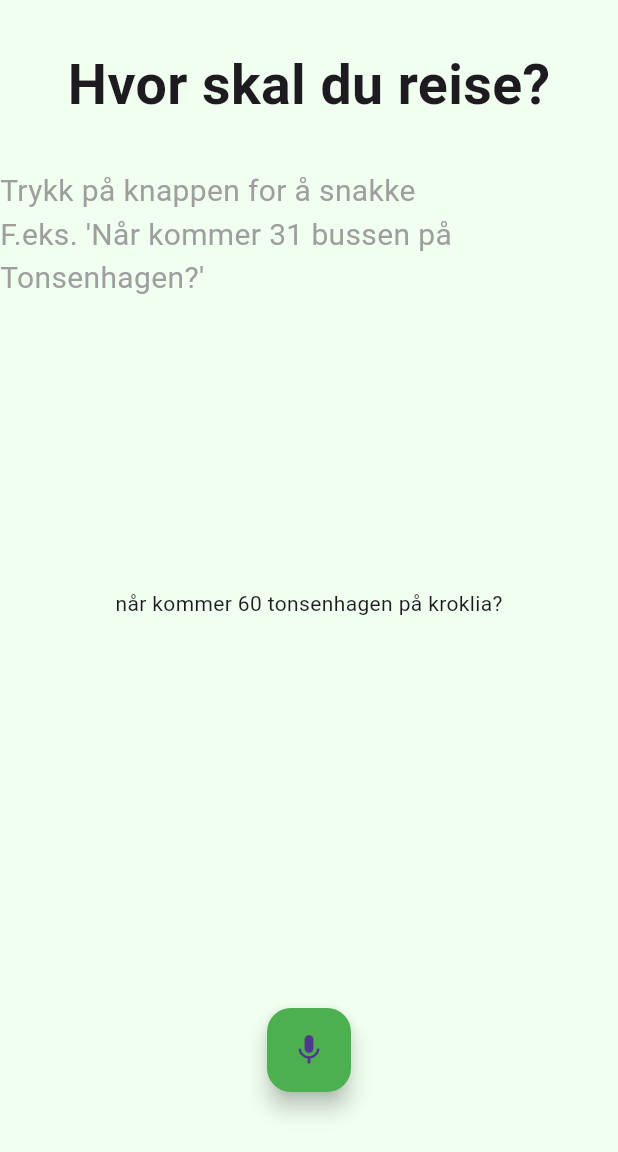
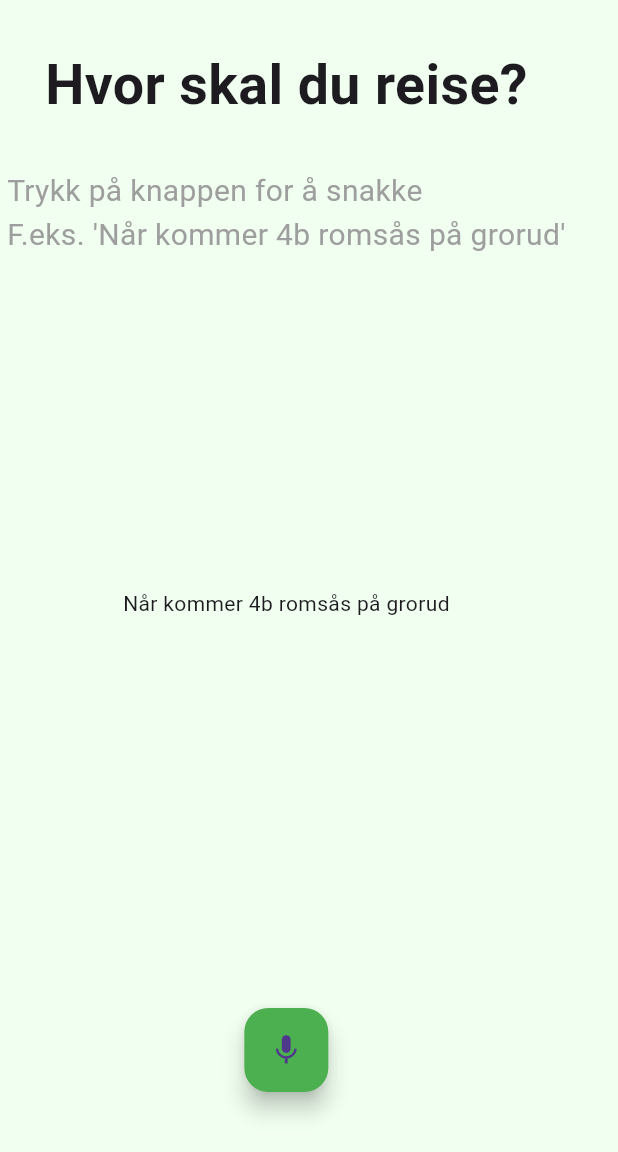
Before and after one commit to chipzymango/avgangsoppleser, a Flutter app: the screen it shows after launch, after a tap on the "mic none" icon, on a phone screen of 412 x 824 dp, the part 84-1236 px from its top. Run offline on Flutter 3.47's test engine with Material 3 defaults, Android fonts, the phone set to English and light mode, and no system bars; our stand-ins replace flutter_tts, speech_to_text; missing offline and left inert: nlp.

Commit message:
accept alphanumeric route codes such as '4B Romsås' or '80E Åsbråten'

```diff
--- a/lib/main.dart
+++ b/lib/main.dart
@@ -35,7 +35,7 @@ class SpeechScreen extends StatefulWidget {
 class _SpeechScreenState extends State<SpeechScreen> {
   late stt.SpeechToText _speech;
   bool _isListening = false;
-  String _text = "når kommer 60 tonsenhagen på kroklia?";
+  String _text = "Når kommer 4b romsås på grorud";
 
   FlutterTts _flutterTts = FlutterTts();
   Map? _currentVoice;
@@ -56,7 +56,7 @@ class _SpeechScreenState extends State<SpeechScreen> {
         _voices =
         _voices.where((_voice) => _voice["name"].contains("no")).toList();
       setState(() {
-        _currentVoice = _voices[_voices.length-2];
+        _currentVoice = _voices[_voices.length];
         setVoice(_currentVoice!);
       });
 
@@ -97,7 +97,7 @@ class _SpeechScreenState extends State<SpeechScreen> {
           Expanded(
             child: Container(
               child: const Text(
-                "Trykk på knappen for å snakke\nF.eks. 'Når kommer 31 bussen på Tonsenhagen?'",
+                "Trykk på knappen for å snakke\nF.eks. 'Når kommer 4b romsås på grorud'",
                 style: TextStyle(
                   fontSize: 20,
                   color: Colors.grey
@@ -189,10 +189,10 @@ class _SpeechScreenState extends State<SpeechScreen> {
   }
 
   void _handleSpeech(String text) {
-  final routeNumberPattern = RegExp(r'\b\d{1,3}\b');
+  final routeNumberPattern = RegExp(r'\b\d{1,3}[A-Za-z]?\b');
     final stopPlacePattern = RegExp(r'\b(?:stopp|holdeplass|stasjon|ved|på|til|i)\s+([\wæøåÆØÅ\s]+)', caseSensitive: false);
     final onlyRouteNamePattern = RegExp(r'kommer\s+([\wæøåÆØÅ\s]+?)\s*(?:på|til|ved|i|$)', caseSensitive: false);
-    final routeNumberAndNamePattern = RegExp(r'(\d{1,3})\s+([\wæøåÆØÅ\s]+?)(?:\s+(på|til|ved|i|$))', caseSensitive: false);
+    final routeNumberAndNamePattern = RegExp(r'(\d{1,3}[A-Za-z]?)\s+([\wæøåÆØÅ\s]+?)(?:\s+(på|til|ved|i|$))', caseSensitive: false);
 
     final routeNumberMatch = routeNumberPattern.firstMatch(text);
     final stopPlaceMatch = stopPlacePattern.firstMatch(text);
```
